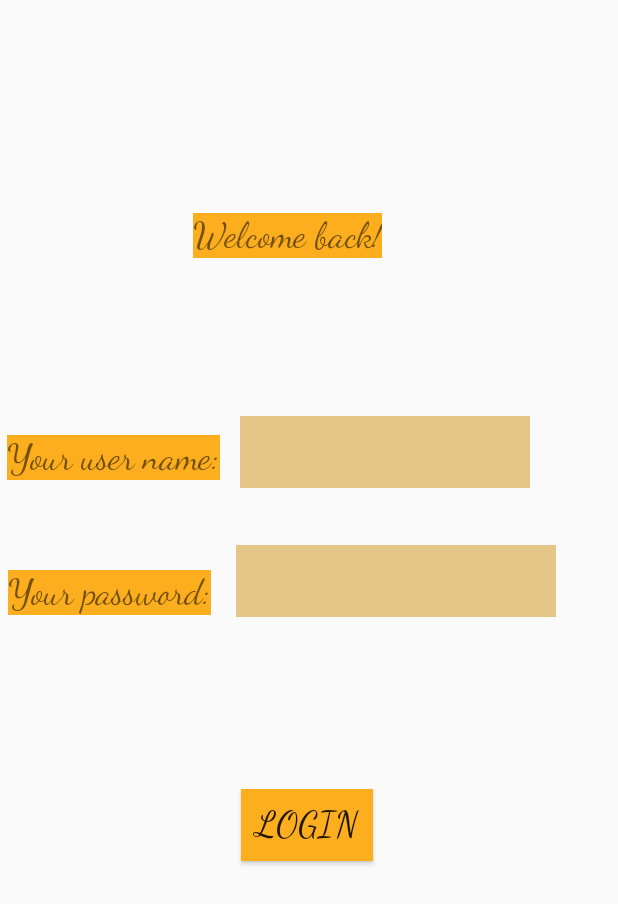
After one commit to idilsuozturk/Palette_Perspectives_Final, an Android app: the LogInActivity screen opened directly, with no data from a screen before it, on a phone screen of 412 x 824 dp. The commit adds this screen. Shown: the top 904 px of the screen. Run offline under Robolectric (Android 15) with nearby library versions, the phone set to English and light mode, and no system bars.

Commit message:
Added login page.

```diff
--- a/app/src/main/AndroidManifest.xml
+++ b/app/src/main/AndroidManifest.xml
@@ -12,6 +12,13 @@
         android:supportsRtl="true"
         android:theme="@style/Theme.PalettePerspectivesFinal"
         tools:targetApi="31">
+        <activity
+            android:name=".LogInActivity"
+            android:exported="false">
+            <meta-data
+                android:name="android.app.lib_name"
+                android:value="" />
+        </activity>
         <activity
             android:name=".MainSellerActivity"
             android:exported="false">
--- /dev/null
+++ b/app/src/main/java/com/example/paletteperspectivesfinal/LogInActivity.java
@@ -0,0 +1,14 @@
+package com.example.paletteperspectivesfinal;
+
+import androidx.appcompat.app.AppCompatActivity;
+
+import android.os.Bundle;
+
+public class LogInActivity extends AppCompatActivity {
+
+    @Override
+    protected void onCreate(Bundle savedInstanceState) {
+        super.onCreate(savedInstanceState);
+        setContentView(R.layout.activity_log_in);
+    }
+}
--- a/app/src/main/java/com/example/paletteperspectivesfinal/MainActivity.java
+++ b/app/src/main/java/com/example/paletteperspectivesfinal/MainActivity.java
@@ -2,13 +2,26 @@
 
 import androidx.appcompat.app.AppCompatActivity;
 
+import android.content.Intent;
 import android.os.Bundle;
+import android.view.View;
+import android.widget.Button;
 
 public class MainActivity extends AppCompatActivity {
+    Button seller;
 
     @Override
     protected void onCreate(Bundle savedInstanceState) {
         super.onCreate(savedInstanceState);
         setContentView(R.layout.activity_main);
+
+        seller = (Button)findViewById(R.id.seller);
+        seller.setOnClickListener(new View.OnClickListener() {
+            @Override
+            public void onClick(View v) {
+                Intent intent = new Intent(MainActivity.this, LogInActivity.class);
+                startActivity(intent);
+            }
+        });
     }
 }
--- /dev/null
+++ b/app/src/main/res/layout/activity_log_in.xml
@@ -0,0 +1,102 @@
+<?xml version="1.0" encoding="utf-8"?>
+<androidx.constraintlayout.widget.ConstraintLayout xmlns:android="http://schemas.android.com/apk/res/android"
+    xmlns:app="http://schemas.android.com/apk/res-auto"
+    xmlns:tools="http://schemas.android.com/tools"
+    android:layout_width="match_parent"
+    android:layout_height="match_parent"
+    tools:context=".LogInActivity">
+
+    <TextView
+        android:id="@+id/textView3"
+        android:layout_width="wrap_content"
+        android:layout_height="wrap_content"
+        android:background="#FCAE1E"
+        android:fontFamily="cursive"
+        android:text="Welcome back!"
+        android:textSize="24sp"
+        app:layout_constraintBottom_toBottomOf="parent"
+        app:layout_constraintEnd_toEndOf="parent"
+        app:layout_constraintHorizontal_bias="0.451"
+        app:layout_constraintStart_toStartOf="parent"
+        app:layout_constraintTop_toTopOf="parent"
+        app:layout_constraintVertical_bias="0.179" />
+
+    <EditText
+        android:id="@+id/editTextTextPersonName"
+        android:layout_width="wrap_content"
+        android:layout_height="wrap_content"
+        android:background="#E6C588"
+        android:ems="10"
+        android:fontFamily="cursive"
+        android:inputType="textPersonName"
+        android:minHeight="48dp"
+        android:textSize="16sp"
+        app:layout_constraintBottom_toBottomOf="parent"
+        app:layout_constraintEnd_toEndOf="parent"
+        app:layout_constraintHorizontal_bias="0.732"
+        app:layout_constraintStart_toStartOf="parent"
+        app:layout_constraintTop_toBottomOf="@+id/textView3"
+        app:layout_constraintVertical_bias="0.174"
+        tools:ignore="SpeakableTextPresentCheck" />
+
+    <EditText
+        android:id="@+id/editTextTextPassword"
+        android:layout_width="wrap_content"
+        android:layout_height="wrap_content"
+        android:background="#E6C588"
+        android:ems="10"
+        android:inputType="textPassword"
+        android:minHeight="48dp"
+        app:layout_constraintBottom_toBottomOf="parent"
+        app:layout_constraintEnd_toEndOf="parent"
+        app:layout_constraintHorizontal_bias="0.791"
+        app:layout_constraintStart_toStartOf="parent"
+        app:layout_constraintTop_toBottomOf="@+id/editTextTextPersonName"
+        app:layout_constraintVertical_bias="0.085" />
+
+    <TextView
+        android:id="@+id/textView4"
+        android:layout_width="wrap_content"
+        android:layout_height="wrap_content"
+        android:background="#FCAE1E"
+        android:fontFamily="cursive"
+        android:text="Your user name:"
+        android:textSize="24sp"
+        app:layout_constraintBottom_toBottomOf="parent"
+        app:layout_constraintEnd_toStartOf="@+id/editTextTextPersonName"
+        app:layout_constraintHorizontal_bias="0.277"
+        app:layout_constraintStart_toStartOf="parent"
+        app:layout_constraintTop_toBottomOf="@+id/textView3"
+        app:layout_constraintVertical_bias="0.19" />
+
+    <TextView
+        android:id="@+id/textView5"
+        android:layout_width="wrap_content"
+        android:layout_height="wrap_content"
+        android:background="#FCAE1E"
+        android:fontFamily="cursive"
+        android:text="Your password:"
+        android:textSize="24sp"
+        app:layout_constraintBottom_toBottomOf="parent"
+        app:layout_constraintEnd_toStartOf="@+id/editTextTextPersonName"
+        app:layout_constraintHorizontal_bias="0.217"
+        app:layout_constraintStart_toStartOf="parent"
+        app:layout_constraintTop_toBottomOf="@+id/textView3"
+        app:layout_constraintVertical_bias="0.334" />
+
+    <Button
+        android:id="@+id/button4"
+        android:layout_width="wrap_content"
+        android:layout_height="wrap_content"
+        android:fontFamily="cursive"
+        android:text="Login"
+        android:background="#FCAE1E"
+        android:textSize="24sp"
+        app:layout_constraintBottom_toBottomOf="parent"
+        app:layout_constraintEnd_toEndOf="parent"
+        app:layout_constraintHorizontal_bias="0.496"
+        app:layout_constraintStart_toStartOf="parent"
+        app:layout_constraintTop_toBottomOf="@+id/editTextTextPassword"
+        app:layout_constraintVertical_bias="0.315" />
+
+</androidx.constraintlayout.widget.ConstraintLayout>
```
